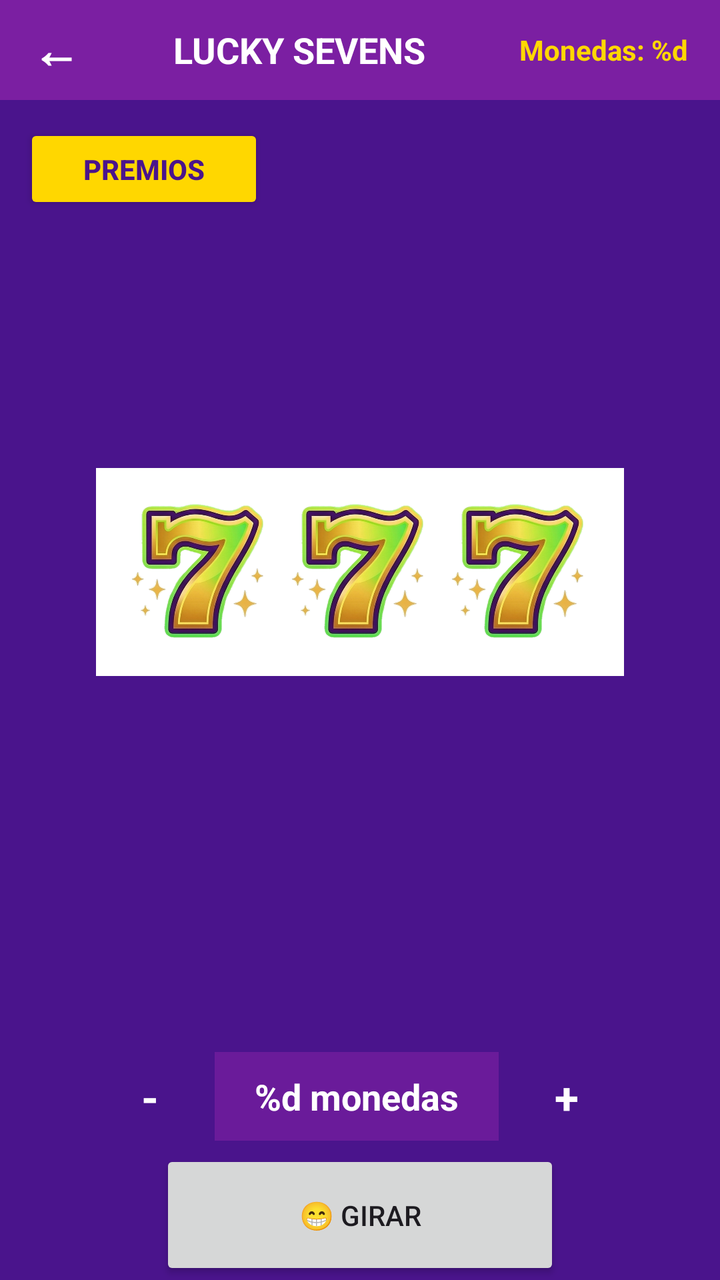
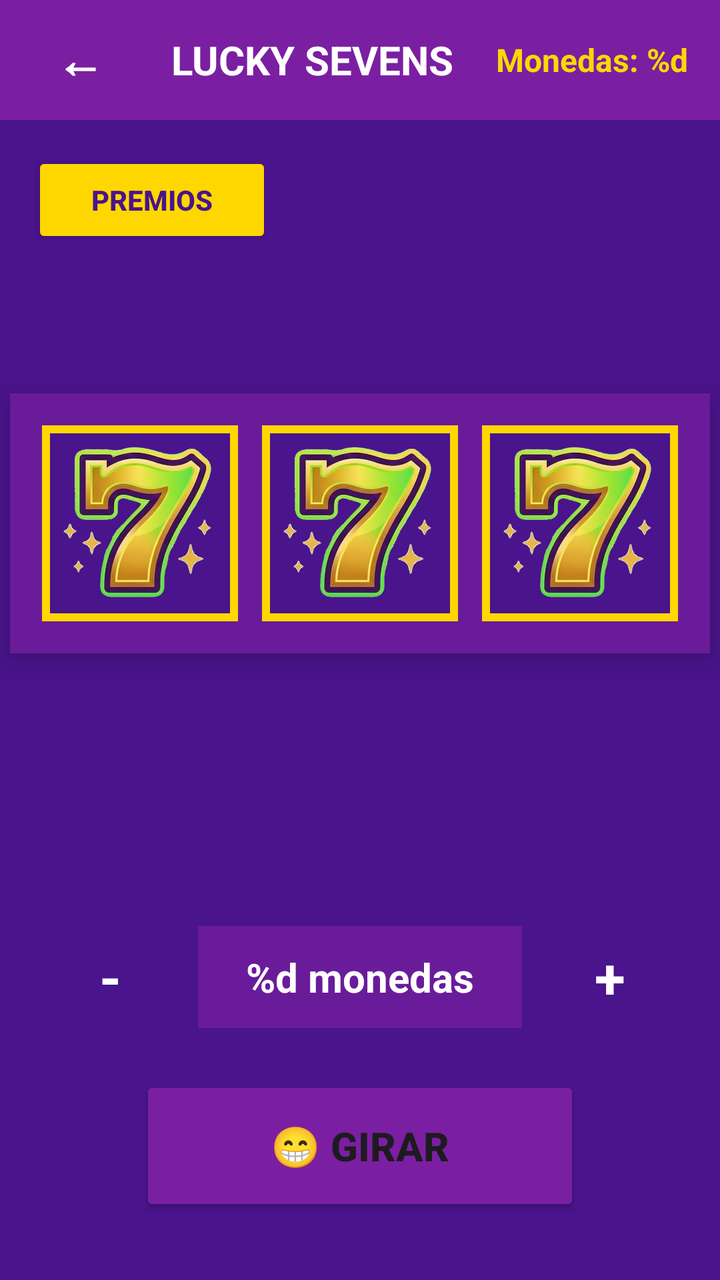

The first picture is an Android layout as it rendered before a commit; the second is the same layout after the commit. The layout source and the unified diff follow.
<!-- AndroidManifest.xml: application theme Theme.LuckySevens -->
<!-- res/layout/activity_game.xml -->
<?xml version="1.0" encoding="utf-8"?>
<androidx.constraintlayout.widget.ConstraintLayout xmlns:android="http://schemas.android.com/apk/res/android"
    xmlns:app="http://schemas.android.com/apk/res-auto"
    android:layout_width="match_parent"
    android:layout_height="match_parent"
    android:background="#4A148C">

    
    <LinearLayout
        android:id="@+id/topBarGame"
        android:layout_width="match_parent"
        android:layout_height="50dp"
        android:background="#7B1FA2"
        android:gravity="center_vertical"
        android:orientation="horizontal"
        android:paddingHorizontal="16dp"
        app:layout_constraintTop_toTopOf="parent">

        <TextView
            android:id="@+id/btnBack"
            android:layout_width="wrap_content"
            android:layout_height="wrap_content"
            android:text="←"
            android:textColor="#FFFFFF"
            android:textSize="24sp"
            android:textStyle="bold" />

        <TextView
            android:layout_width="0dp"
            android:layout_height="wrap_content"
            android:layout_weight="1"
            android:gravity="center"
            android:text="@string/title_lucky_sevens"
            android:textColor="#FFFFFF"
            android:textSize="18sp"
            android:textStyle="bold" />

        <TextView
            android:id="@+id/tvCoinsGame"
            android:layout_width="wrap_content"
            android:layout_height="wrap_content"
            android:text="@string/coins_label"
            android:textColor="#FFD700"
            android:textSize="14sp"
            android:textStyle="bold" />
    </LinearLayout>

    
    <Button
        android:id="@+id/btnTogglePaytable"
        android:layout_width="120dp"
        android:layout_height="45dp"
        android:layout_margin="12dp"
        android:backgroundTint="#FFD700"
        android:text="@string/btn_prizes"
        android:textColor="#4A148C"
        android:textSize="14sp"
        android:textStyle="bold"
        app:cornerRadius="12dp"
        app:layout_constraintStart_toStartOf="parent"
        app:layout_constraintTop_toBottomOf="@id/topBarGame" />

    
    <androidx.cardview.widget.CardView
        android:id="@+id/paytableCard"
        android:layout_width="wrap_content"
        android:layout_height="wrap_content"
        android:layout_marginStart="16dp"
        android:visibility="gone"
        app:cardBackgroundColor="#6A1B9A"
        app:cardCornerRadius="10dp"
        app:cardElevation="10dp"
        app:layout_constraintBottom_toTopOf="@id/betControls"
        app:layout_constraintStart_toStartOf="parent"
        app:layout_constraintTop_toBottomOf="@id/btnTogglePaytable">

        <LinearLayout
            android:layout_width="150dp"
            android:layout_height="wrap_content"
            android:orientation="vertical"
            android:padding="10dp">

            <TextView
                android:layout_width="wrap_content"
                android:layout_height="wrap_content"
                android:layout_gravity="center"
                android:text="@string/btn_prizes"
                android:textColor="#FFD700"
                android:textSize="12sp"
                android:textStyle="bold" />

            <View
                android:layout_width="match_parent"
                android:layout_height="1dp"
                android:layout_marginVertical="4dp"
                android:background="#FFFFFF" />

            <LinearLayout
                android:layout_width="wrap_content"
                android:layout_height="wrap_content"
                android:gravity="center_vertical"
                android:padding="2dp">

                <ImageView
                    android:layout_width="24dp"
                    android:layout_height="24dp"
                    android:src="@drawable/ic_siete" />

                <ImageView
                    android:layout_width="24dp"
                    android:layout_height="24dp"
                    android:src="@drawable/ic_siete" />

                <TextView
                    android:layout_width="wrap_content"
                    android:layout_height="wrap_content"
                    android:text="@string/pair_multiplier"
                    android:textColor="#FFD700"
                    android:textSize="15sp"
                    android:textStyle="bold|italic" />
            </LinearLayout>

        </LinearLayout>
    </androidx.cardview.widget.CardView>

    
    <LinearLayout
        android:id="@+id/slotContainer"
        android:layout_width="wrap_content"
        android:layout_height="wrap_content"
        android:background="#FFFFFF"
        android:orientation="horizontal"
        android:padding="12dp"
        app:layout_constraintBottom_toTopOf="@id/betControls"
        app:layout_constraintTop_toBottomOf="@id/topBarGame"
        app:layout_constraintStart_toStartOf="parent"
        app:layout_constraintEnd_toEndOf="parent">

        <ImageView
            android:id="@+id/slot1"
            android:layout_width="80dp"
            android:layout_height="80dp"
            android:src="@drawable/ic_siete" />

        <ImageView
            android:id="@+id/slot2"
            android:layout_width="80dp"
            android:layout_height="80dp"
            android:src="@drawable/ic_siete" />

        <ImageView
            android:id="@+id/slot3"
            android:layout_width="80dp"
            android:layout_height="80dp"
            android:src="@drawable/ic_siete" />
    </LinearLayout>

    
    <LinearLayout
        android:id="@+id/betControls"
        android:layout_width="wrap_content"
        android:layout_height="wrap_content"
        android:gravity="center"
        android:orientation="horizontal"
        app:layout_constraintBottom_toTopOf="@id/btnSpin"
        app:layout_constraintStart_toStartOf="parent"
        app:layout_constraintEnd_toEndOf="parent">

        <TextView
            android:id="@+id/btnMinus"
            android:layout_width="wrap_content"
            android:layout_height="wrap_content"
            android:padding="12dp"
            android:text="-"
            android:textColor="#FFFFFF"
            android:textStyle="bold"
            android:textSize="22sp" />

        <TextView
            android:id="@+id/tvBetAmount"
            android:layout_width="wrap_content"
            android:layout_height="wrap_content"
            android:layout_marginHorizontal="16dp"
            android:background="#6A1B9A"
            android:paddingHorizontal="20dp"
            android:paddingVertical="10dp"
            android:text="@string/bet_amount"
            android:textColor="#FFFFFF"
            android:textStyle="bold"
            android:textSize="18sp" />

        <TextView
            android:id="@+id/btnPlus"
            android:layout_width="wrap_content"
            android:layout_height="wrap_content"
            android:padding="12dp"
            android:text="+"
            android:textColor="#FFFFFF"
            android:textStyle="bold"
            android:textSize="22sp" />
    </LinearLayout>

    
    <Button
        android:id="@+id/btnSpin"
        android:layout_width="200dp"
        android:layout_height="65dp"
        android:text="@string/btn_spin"
        app:layout_constraintBottom_toBottomOf="parent"
        app:layout_constraintStart_toStartOf="parent"
        app:layout_constraintEnd_toEndOf="parent" />

</androidx.constraintlayout.widget.ConstraintLayout>
<!-- resources referenced by this layout -->
<resources>
  <!-- drawable ic_siete: png bitmap (drawable, 329638 bytes) -->
  <string name="bet_amount">%d monedas</string>
  <string name="btn_prizes">PREMIOS</string>
  <string name="btn_spin">😁 GIRAR</string>
  <string name="coins_label">Monedas: %d</string>
  <string name="pair_multiplier">PAIR=x2</string>
  <string name="title_lucky_sevens">LUCKY SEVENS</string>
  <style name="Theme.LuckySevens" parent="Base.Theme.LuckySevens" />
  <style name="Base.Theme.LuckySevens" parent="Theme.Material3.DayNight.NoActionBar">
          
          
      </style>
</resources>

<!-- the commit's change to res/layout/activity_game.xml (unified diff, before → after) -->
@@ -9,7 +9,7 @@
     <LinearLayout
         android:id="@+id/topBarGame"
         android:layout_width="match_parent"
-        android:layout_height="50dp"
+        android:layout_height="60dp"
         android:background="#7B1FA2"
         android:gravity="center_vertical"
         android:orientation="horizontal"
@@ -18,12 +18,16 @@
 
         <TextView
             android:id="@+id/btnBack"
-            android:layout_width="wrap_content"
-            android:layout_height="wrap_content"
+            android:layout_width="48dp"
+            android:layout_height="48dp"
+            android:gravity="center"
             android:text="←"
             android:textColor="#FFFFFF"
             android:textSize="24sp"
-            android:textStyle="bold" />
+            android:textStyle="bold"
+            android:clickable="true"
+            android:focusable="true"
+            android:background="?attr/selectableItemBackgroundBorderless" />
 
         <TextView
             android:layout_width="0dp"
@@ -32,7 +36,7 @@
             android:gravity="center"
             android:text="@string/title_lucky_sevens"
             android:textColor="#FFFFFF"
-            android:textSize="18sp"
+            android:textSize="20sp"
             android:textStyle="bold" />
 
         <TextView
@@ -41,7 +45,7 @@
             android:layout_height="wrap_content"
             android:text="@string/coins_label"
             android:textColor="#FFD700"
-            android:textSize="14sp"
+            android:textSize="16sp"
             android:textStyle="bold" />
     </LinearLayout>
 
@@ -49,12 +53,11 @@
     <Button
         android:id="@+id/btnTogglePaytable"
         android:layout_width="120dp"
-        android:layout_height="45dp"
-        android:layout_margin="12dp"
+        android:layout_height="wrap_content"
+        android:layout_margin="16dp"
         android:backgroundTint="#FFD700"
         android:text="@string/btn_prizes"
         android:textColor="#4A148C"
-        android:textSize="14sp"
         android:textStyle="bold"
         app:cornerRadius="12dp"
         app:layout_constraintStart_toStartOf="parent"
@@ -68,17 +71,16 @@
         android:layout_marginStart="16dp"
         android:visibility="gone"
         app:cardBackgroundColor="#6A1B9A"
-        app:cardCornerRadius="10dp"
-        app:cardElevation="10dp"
-        app:layout_constraintBottom_toTopOf="@id/betControls"
+        app:cardCornerRadius="12dp"
+        app:cardElevation="8dp"
         app:layout_constraintStart_toStartOf="parent"
         app:layout_constraintTop_toBottomOf="@id/btnTogglePaytable">
 
         <LinearLayout
-            android:layout_width="150dp"
+            android:layout_width="180dp"
             android:layout_height="wrap_content"
             android:orientation="vertical"
-            android:padding="10dp">
+            android:padding="12dp">
 
             <TextView
                 android:layout_width="wrap_content"
@@ -86,20 +88,19 @@
                 android:layout_gravity="center"
                 android:text="@string/btn_prizes"
                 android:textColor="#FFD700"
-                android:textSize="12sp"
                 android:textStyle="bold" />
 
             <View
                 android:layout_width="match_parent"
                 android:layout_height="1dp"
-                android:layout_marginVertical="4dp"
-                android:background="#FFFFFF" />
+                android:layout_marginVertical="8dp"
+                android:background="#40FFFFFF" />
 
             <LinearLayout
-                android:layout_width="wrap_content"
+                android:layout_width="match_parent"
                 android:layout_height="wrap_content"
                 android:gravity="center_vertical"
-                android:padding="2dp">
+                android:orientation="horizontal">
 
                 <ImageView
                     android:layout_width="24dp"
@@ -109,14 +110,15 @@
                 <ImageView
                     android:layout_width="24dp"
                     android:layout_height="24dp"
+                    android:layout_marginStart="4dp"
                     android:src="@drawable/ic_siete" />
 
                 <TextView
                     android:layout_width="wrap_content"
                     android:layout_height="wrap_content"
+                    android:layout_marginStart="8dp"
                     android:text="@string/pair_multiplier"
                     android:textColor="#FFD700"
-                    android:textSize="15sp"
                     android:textStyle="bold|italic" />
             </LinearLayout>
 
@@ -128,31 +130,58 @@
         android:id="@+id/slotContainer"
         android:layout_width="wrap_content"
         android:layout_height="wrap_content"
-        android:background="#FFFFFF"
+        android:background="#6A1B9A"
+        android:elevation="8dp"
         android:orientation="horizontal"
-        android:padding="12dp"
+        android:padding="16dp"
         app:layout_constraintBottom_toTopOf="@id/betControls"
-        app:layout_constraintTop_toBottomOf="@id/topBarGame"
-        app:layout_constraintStart_toStartOf="parent"
-        app:layout_constraintEnd_toEndOf="parent">
-
-        <ImageView
-            android:id="@+id/slot1"
-            android:layout_width="80dp"
-            android:layout_height="80dp"
-            android:src="@drawable/ic_siete" />
-
-        <ImageView
-            android:id="@+id/slot2"
-            android:layout_width="80dp"
-            android:layout_height="80dp"
-            android:src="@drawable/ic_siete" />
-
-        <ImageView
-            android:id="@+id/slot3"
-            android:layout_width="80dp"
-            android:layout_height="80dp"
-            android:src="@drawable/ic_siete" />
+        app:layout_constraintEnd_toEndOf="parent"
+        app:layout_constraintStart_toStartOf="parent"
+        app:layout_constraintTop_toBottomOf="@id/topBarGame">
+
+        <FrameLayout
+            android:layout_width="wrap_content"
+            android:layout_height="wrap_content"
+            android:background="#FFD700"
+            android:padding="4dp">
+            <ImageView
+                android:id="@+id/slot1"
+                android:layout_width="90dp"
+                android:layout_height="90dp"
+                android:background="#4A148C"
+                android:scaleType="centerInside"
+                android:src="@drawable/ic_siete" />
+        </FrameLayout>
+
+        <FrameLayout
+            android:layout_width="wrap_content"
+            android:layout_height="wrap_content"
+            android:layout_marginStart="12dp"
+            android:background="#FFD700"
+            android:padding="4dp">
+            <ImageView
+                android:id="@+id/slot2"
+                android:layout_width="90dp"
+                android:layout_height="90dp"
+                android:background="#4A148C"
+                android:scaleType="centerInside"
+                android:src="@drawable/ic_siete" />
+        </FrameLayout>
+
+        <FrameLayout
+            android:layout_width="wrap_content"
+            android:layout_height="wrap_content"
+            android:layout_marginStart="12dp"
+            android:background="#FFD700"
+            android:padding="4dp">
+            <ImageView
+                android:id="@+id/slot3"
+                android:layout_width="90dp"
+                android:layout_height="90dp"
+                android:background="#4A148C"
+                android:scaleType="centerInside"
+                android:src="@drawable/ic_siete" />
+        </FrameLayout>
     </LinearLayout>
 
     
@@ -162,50 +191,62 @@
         android:layout_height="wrap_content"
         android:gravity="center"
         android:orientation="horizontal"
+        android:layout_marginBottom="24dp"
         app:layout_constraintBottom_toTopOf="@id/btnSpin"
         app:layout_constraintStart_toStartOf="parent"
         app:layout_constraintEnd_toEndOf="parent">
 
         <TextView
             android:id="@+id/btnMinus"
-            android:layout_width="wrap_content"
-            android:layout_height="wrap_content"
-            android:padding="12dp"
+            android:layout_width="48dp"
+            android:layout_height="48dp"
+            android:gravity="center"
             android:text="-"
             android:textColor="#FFFFFF"
             android:textStyle="bold"
-            android:textSize="22sp" />
+            android:textSize="28sp"
+            android:clickable="true"
+            android:focusable="true"
+            android:background="?attr/selectableItemBackgroundBorderless"/>
 
         <TextView
             android:id="@+id/tvBetAmount"
             android:layout_width="wrap_content"
             android:layout_height="wrap_content"
-            android:layout_marginHorizontal="16dp"
+            android:layout_marginHorizontal="20dp"
             android:background="#6A1B9A"
-            android:paddingHorizontal="20dp"
-            android:paddingVertical="10dp"
+            android:paddingHorizontal="24dp"
+            android:paddingVertical="12dp"
             android:text="@string/bet_amount"
             android:textColor="#FFFFFF"
             android:textStyle="bold"
-            android:textSize="18sp" />
+            android:textSize="20sp" />
 
         <TextView
             android:id="@+id/btnPlus"
-            android:layout_width="wrap_content"
-            android:layout_height="wrap_content"
-            android:padding="12dp"
+            android:layout_width="48dp"
+            android:layout_height="48dp"
+            android:gravity="center"
             android:text="+"
             android:textColor="#FFFFFF"
             android:textStyle="bold"
-            android:textSize="22sp" />
+            android:textSize="28sp"
+            android:clickable="true"
+            android:focusable="true"
+            android:background="?attr/selectableItemBackgroundBorderless"/>
     </LinearLayout>
 
     
     <Button
         android:id="@+id/btnSpin"
-        android:layout_width="200dp"
-        android:layout_height="65dp"
+        android:layout_width="220dp"
+        android:layout_height="70dp"
+        android:layout_marginBottom="32dp"
+        android:backgroundTint="#7B1FA2"
         android:text="@string/btn_spin"
+        android:textSize="20sp"
+        android:textStyle="bold"
+        app:cornerRadius="35dp"
         app:layout_constraintBottom_toBottomOf="parent"
         app:layout_constraintStart_toStartOf="parent"
         app:layout_constraintEnd_toEndOf="parent" />
